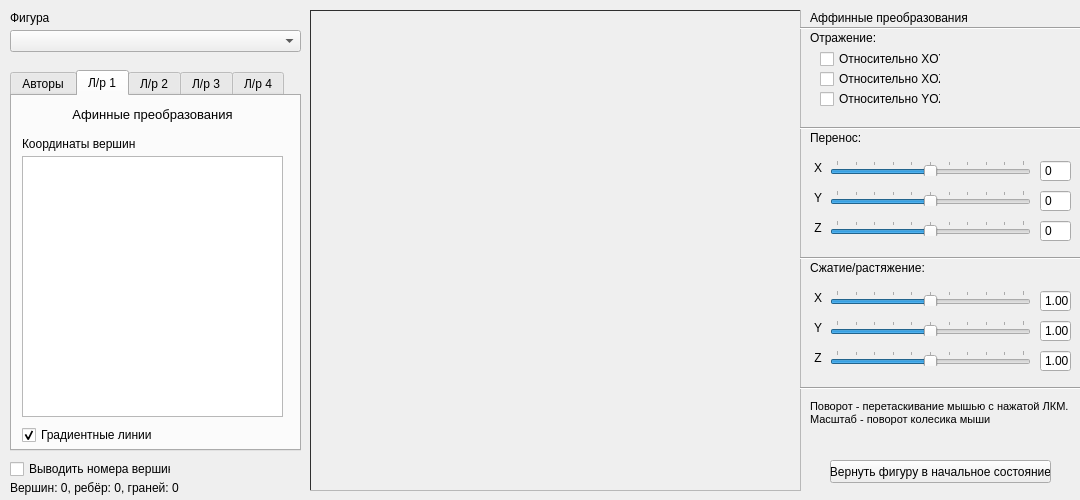
First picture: the form in mainwindow.ui, repository SmirnuX/crystalls, before the edit.
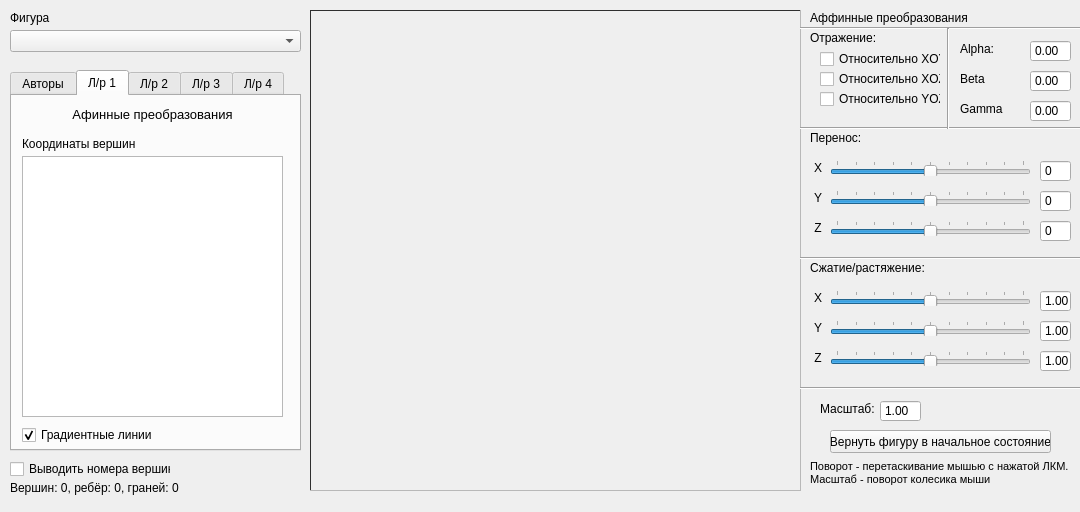
Second picture: the form after the edit. Custom widgets are drawn as their Qt base class.

```diff
--- a/mainwindow.ui
+++ b/mainwindow.ui
@@ -7,7 +7,7 @@
     <x>0</x>
     <y>0</y>
     <width>1080</width>
-    <height>500</height>
+    <height>512</height>
    </rect>
   </property>
   <property name="windowTitle">
@@ -739,32 +739,11 @@
      <enum>Qt::Horizontal</enum>
     </property>
    </widget>
-   <widget class="QLabel" name="label_6">
-    <property name="geometry">
-     <rect>
-      <x>810</x>
-      <y>400</y>
-      <width>261</width>
-      <height>31</height>
-     </rect>
-    </property>
-    <property name="text">
-     <string>&lt;!DOCTYPE HTML PUBLIC &quot;-//W3C//DTD HTML 4.0//EN&quot; &quot;http://www.w3.org/TR/REC-html40/strict.dtd&quot;&gt;
-&lt;html&gt;&lt;head&gt;&lt;meta name=&quot;qrichtext&quot; content=&quot;1&quot; /&gt;&lt;style type=&quot;text/css&quot;&gt;
-p, li { white-space: pre-wrap; }
-&lt;/style&gt;&lt;/head&gt;&lt;body style=&quot; font-family:'MS Shell Dlg 2'; font-size:8.25pt; font-weight:400; font-style:normal;&quot;&gt;
-&lt;p style=&quot; margin-top:0px; margin-bottom:0px; margin-left:0px; margin-right:0px; -qt-block-indent:0; text-indent:0px;&quot;&gt;&lt;span style=&quot; font-size:8pt;&quot;&gt;Поворот - перетаскивание мышью с нажатой ЛКМ.&lt;/span&gt;&lt;/p&gt;
-&lt;p style=&quot; margin-top:0px; margin-bottom:0px; margin-left:0px; margin-right:0px; -qt-block-indent:0; text-indent:0px;&quot;&gt;&lt;span style=&quot; font-size:8pt;&quot;&gt;Масштаб - поворот колесика мыши&lt;/span&gt;&lt;/p&gt;&lt;/body&gt;&lt;/html&gt;</string>
-    </property>
-    <property name="alignment">
-     <set>Qt::AlignLeading|Qt::AlignLeft|Qt::AlignTop</set>
-    </property>
-   </widget>
    <widget class="QPushButton" name="resetButton">
     <property name="geometry">
      <rect>
       <x>830</x>
-      <y>460</y>
+      <y>430</y>
       <width>221</width>
       <height>23</height>
      </rect>
@@ -3112,6 +3091,261 @@
      </widget>
     </widget>
    </widget>
+   <widget class="Line" name="line_7">
+    <property name="geometry">
+     <rect>
+      <x>940</x>
+      <y>28</y>
+      <width>16</width>
+      <height>101</height>
+     </rect>
+    </property>
+    <property name="frameShadow">
+     <enum>QFrame::Sunken</enum>
+    </property>
+    <property name="orientation">
+     <enum>Qt::Vertical</enum>
+    </property>
+   </widget>
+   <widget class="QDoubleSpinBox" name="scale">
+    <property name="enabled">
+     <bool>true</bool>
+    </property>
+    <property name="geometry">
+     <rect>
+      <x>880</x>
+      <y>400</y>
+      <width>41</width>
+      <height>22</height>
+     </rect>
+    </property>
+    <property name="wrapping">
+     <bool>false</bool>
+    </property>
+    <property name="frame">
+     <bool>true</bool>
+    </property>
+    <property name="readOnly">
+     <bool>false</bool>
+    </property>
+    <property name="buttonSymbols">
+     <enum>QAbstractSpinBox::NoButtons</enum>
+    </property>
+    <property name="accelerated">
+     <bool>false</bool>
+    </property>
+    <property name="minimum">
+     <double>-99.000000000000000</double>
+    </property>
+    <property name="value">
+     <double>1.000000000000000</double>
+    </property>
+   </widget>
+   <widget class="QLabel" name="label_12">
+    <property name="geometry">
+     <rect>
+      <x>820</x>
+      <y>400</y>
+      <width>61</width>
+      <height>16</height>
+     </rect>
+    </property>
+    <property name="text">
+     <string>Масштаб:</string>
+    </property>
+    <property name="alignment">
+     <set>Qt::AlignBottom|Qt::AlignLeading|Qt::AlignLeft</set>
+    </property>
+   </widget>
+   <widget class="QLabel" name="label_6">
+    <property name="geometry">
+     <rect>
+      <x>810</x>
+      <y>460</y>
+      <width>261</width>
+      <height>31</height>
+     </rect>
+    </property>
+    <property name="text">
+     <string>&lt;!DOCTYPE HTML PUBLIC &quot;-//W3C//DTD HTML 4.0//EN&quot; &quot;http://www.w3.org/TR/REC-html40/strict.dtd&quot;&gt;
+&lt;html&gt;&lt;head&gt;&lt;meta name=&quot;qrichtext&quot; content=&quot;1&quot; /&gt;&lt;style type=&quot;text/css&quot;&gt;
+p, li { white-space: pre-wrap; }
+&lt;/style&gt;&lt;/head&gt;&lt;body style=&quot; font-family:'MS Shell Dlg 2'; font-size:8.25pt; font-weight:400; font-style:normal;&quot;&gt;
+&lt;p style=&quot; margin-top:0px; margin-bottom:0px; margin-left:0px; margin-right:0px; -qt-block-indent:0; text-indent:0px;&quot;&gt;&lt;span style=&quot; font-size:8pt;&quot;&gt;Поворот - перетаскивание мышью с нажатой ЛКМ.&lt;/span&gt;&lt;/p&gt;
+&lt;p style=&quot; margin-top:0px; margin-bottom:0px; margin-left:0px; margin-right:0px; -qt-block-indent:0; text-indent:0px;&quot;&gt;&lt;span style=&quot; font-size:8pt;&quot;&gt;Масштаб - поворот колесика мыши&lt;/span&gt;&lt;/p&gt;&lt;/body&gt;&lt;/html&gt;</string>
+    </property>
+    <property name="alignment">
+     <set>Qt::AlignLeading|Qt::AlignLeft|Qt::AlignTop</set>
+    </property>
+   </widget>
+   <widget class="QLabel" name="label_18">
+    <property name="geometry">
+     <rect>
+      <x>960</x>
+      <y>40</y>
+      <width>61</width>
+      <height>16</height>
+     </rect>
+    </property>
+    <property name="toolTip">
+     <string>Поворот относительно оси X</string>
+    </property>
+    <property name="whatsThis">
+     <string/>
+    </property>
+    <property name="text">
+     <string>Alpha:</string>
+    </property>
+    <property name="alignment">
+     <set>Qt::AlignBottom|Qt::AlignLeading|Qt::AlignLeft</set>
+    </property>
+   </widget>
+   <widget class="QDoubleSpinBox" name="angleA">
+    <property name="enabled">
+     <bool>true</bool>
+    </property>
+    <property name="geometry">
+     <rect>
+      <x>1030</x>
+      <y>40</y>
+      <width>41</width>
+      <height>22</height>
+     </rect>
+    </property>
+    <property name="wrapping">
+     <bool>false</bool>
+    </property>
+    <property name="frame">
+     <bool>true</bool>
+    </property>
+    <property name="readOnly">
+     <bool>false</bool>
+    </property>
+    <property name="buttonSymbols">
+     <enum>QAbstractSpinBox::NoButtons</enum>
+    </property>
+    <property name="accelerated">
+     <bool>false</bool>
+    </property>
+    <property name="minimum">
+     <double>-99.000000000000000</double>
+    </property>
+    <property name="value">
+     <double>0.000000000000000</double>
+    </property>
+   </widget>
+   <widget class="QLabel" name="label_19">
+    <property name="geometry">
+     <rect>
+      <x>960</x>
+      <y>70</y>
+      <width>61</width>
+      <height>16</height>
+     </rect>
+    </property>
+    <property name="toolTip">
+     <string>Поворот относительно оси Y</string>
+    </property>
+    <property name="whatsThis">
+     <string/>
+    </property>
+    <property name="text">
+     <string>Beta</string>
+    </property>
+    <property name="alignment">
+     <set>Qt::AlignBottom|Qt::AlignLeading|Qt::AlignLeft</set>
+    </property>
+   </widget>
+   <widget class="QDoubleSpinBox" name="angleB">
+    <property name="enabled">
+     <bool>true</bool>
+    </property>
+    <property name="geometry">
+     <rect>
+      <x>1030</x>
+      <y>70</y>
+      <width>41</width>
+      <height>22</height>
+     </rect>
+    </property>
+    <property name="wrapping">
+     <bool>false</bool>
+    </property>
+    <property name="frame">
+     <bool>true</bool>
+    </property>
+    <property name="readOnly">
+     <bool>false</bool>
+    </property>
+    <property name="buttonSymbols">
+     <enum>QAbstractSpinBox::NoButtons</enum>
+    </property>
+    <property name="accelerated">
+     <bool>false</bool>
+    </property>
+    <property name="minimum">
+     <double>-99.000000000000000</double>
+    </property>
+    <property name="value">
+     <double>0.000000000000000</double>
+    </property>
+   </widget>
+   <widget class="QLabel" name="label_20">
+    <property name="geometry">
+     <rect>
+      <x>960</x>
+      <y>100</y>
+      <width>61</width>
+      <height>16</height>
+     </rect>
+    </property>
+    <property name="toolTip">
+     <string>Поворот относительно оси Z</string>
+    </property>
+    <property name="whatsThis">
+     <string/>
+    </property>
+    <property name="text">
+     <string>Gamma</string>
+    </property>
+    <property name="alignment">
+     <set>Qt::AlignBottom|Qt::AlignLeading|Qt::AlignLeft</set>
+    </property>
+   </widget>
+   <widget class="QDoubleSpinBox" name="angleG">
+    <property name="enabled">
+     <bool>true</bool>
+    </property>
+    <property name="geometry">
+     <rect>
+      <x>1030</x>
+      <y>100</y>
+      <width>41</width>
+      <height>22</height>
+     </rect>
+    </property>
+    <property name="wrapping">
+     <bool>false</bool>
+    </property>
+    <property name="frame">
+     <bool>true</bool>
+    </property>
+    <property name="readOnly">
+     <bool>false</bool>
+    </property>
+    <property name="buttonSymbols">
+     <enum>QAbstractSpinBox::NoButtons</enum>
+    </property>
+    <property name="accelerated">
+     <bool>false</bool>
+    </property>
+    <property name="minimum">
+     <double>-99.000000000000000</double>
+    </property>
+    <property name="value">
+     <double>0.000000000000000</double>
+    </property>
+   </widget>
   </widget>
  </widget>
  <layoutdefault spacing="6" margin="11"/>
```
Left out of the diff: 12 changed lines with no effect on the pictures.
